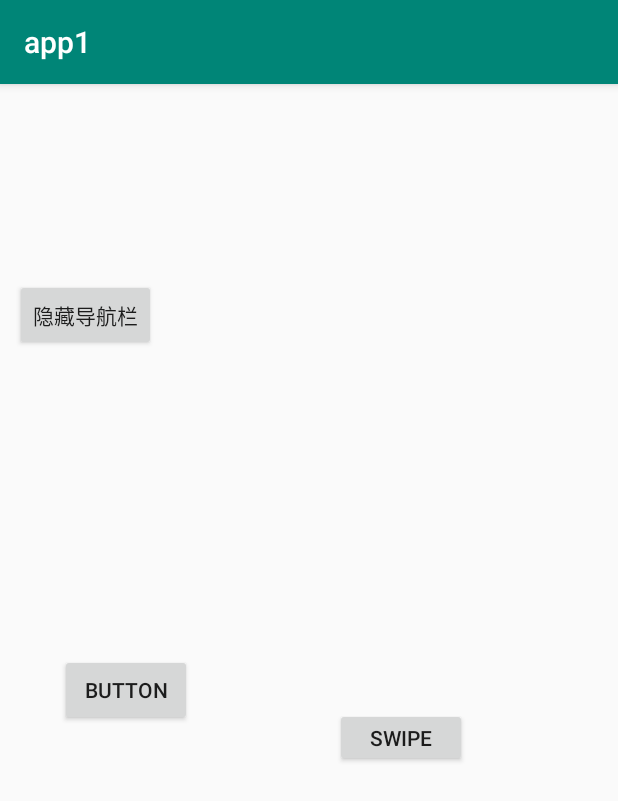
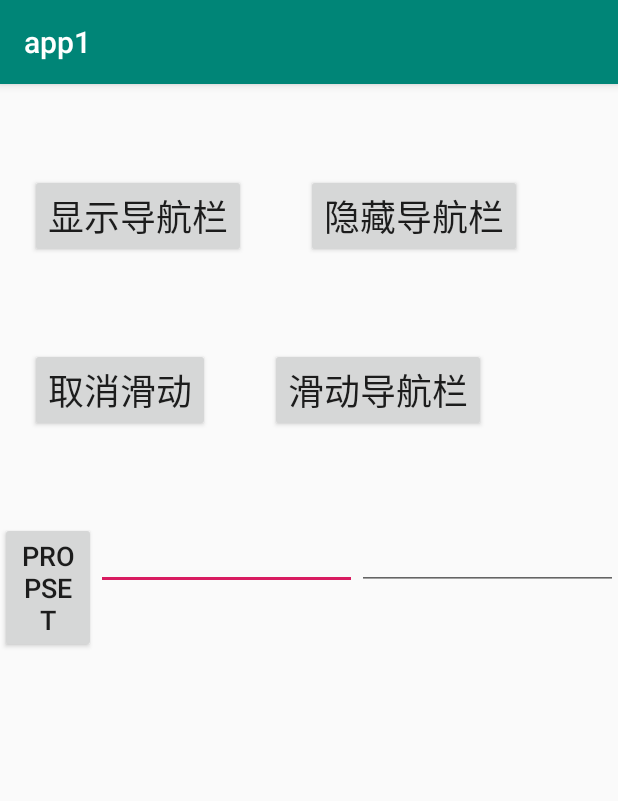
Before and after one commit to Ys-Nevermore/android_testall, an Android app: the screen it shows after launch (MainActivity), on a phone screen of 412 x 824 dp. Shown: the top 801 px of the screen. Run offline under Robolectric (Android 15) with nearby library versions, the phone set to English and light mode, and no system bars.

```diff
--- a/testapk/app/src/main/java/com/work/app1/MainActivity.java
+++ b/testapk/app/src/main/java/com/work/app1/MainActivity.java
@@ -8,65 +8,76 @@ import android.os.Bundle;
 import android.util.Log;
 import android.view.View;
 import android.widget.Button;
-import android.widget.Toast;
+import android.widget.EditText;
+import android.widget.TextView;
 
 public class MainActivity extends AppCompatActivity implements View.OnClickListener{
     private Button btn_start;
     private Button btn_close;
     private Button btn_pkg;
     private Button btn_swipe;
+    private Button btn_prop;
+    private EditText editTextProp;
+    private EditText editTextValue;
     private String packname = "com.work.test2";
+    private final String TAG = "mybroadcast";
 
 
     @Override
     protected void onCreate(Bundle savedInstanceState) {
         super.onCreate(savedInstanceState);
         setContentView(R.layout.activity_main);
+        initUI();
+    }
+    private void initUI( ) {
+        editTextProp = findViewById(R.id.editTextProp);
+        editTextValue = findViewById(R.id.editTextValue);
         btn_start = findViewById(R.id.btnStart);
         btn_close =  findViewById(R.id.btnCLose);
         btn_pkg =findViewById(R.id.btnPKG);
         btn_swipe = findViewById(R.id.btnPKG2);
+        btn_prop = findViewById(R.id.btnProp);
         btn_pkg.setOnClickListener(this);
         btn_start.setOnClickListener(this);
         btn_close.setOnClickListener(this);
         btn_swipe.setOnClickListener(this);
+        btn_prop.setOnClickListener(this);
     }
 
     @Override
     public void onClick(View view) {
         switch (view.getId()) {
             case R.id.btnStart:
-               // Intent intent=new Intent("360_camera_start");
                 Intent intent = new Intent("android.intent.action.SHOW_SYSTEM_BAR");
-                Log.i("mylog", "start 360");
+                Log.i(TAG, "android.intent.action.SHOW_SYSTEM_BAR");
                 sendBroadcast(intent);
                 break;
             case R.id.btnCLose:
                 Intent intent2=new Intent("android.intent.action.HIDE_SYSTEM_BAR");
-                Log.i("mylog", "start 360");
+                Log.i(TAG, "android.intent.action.HIDE_SYSTEM_BAR");
                 sendBroadcast(intent2);
                 break;
             case R.id.btnPKG:
-                Log.i("mylog", "start 3603");
+                Log.i(TAG, "send SWIPED_SYSTEM_BAR bar:2");
                 Intent intent3=new Intent("android.intent.action.SWIPED_SYSTEM_BAR");
                 intent3.putExtra("bar", 2);
                 sendBroadcast(intent3);
-                Log.i("mylog", "start 360");
-              //sendBroadcast(intent2);
-//                PackageManager packageManager = getPackageManager();
-//                if (checkPackInfo(packname)) {
-//                    Intent intent3 = packageManager.getLaunchIntentForPackage(packname);
-//                    startActivity(intent3);
-//                } else {
-//                    Toast.makeText(MainActivity.this, "没有安装" + packname, 1).show();
-//                }
                 break;
             case R.id.btnPKG2:
-                Log.i("mylog", "start 3603");
+                Log.i(TAG, "send SWIPED_SYSTEM_BAR bar:3");
                 Intent intent4=new Intent("android.intent.action.SWIPED_SYSTEM_BAR");
                 intent4.putExtra("bar", 3);
                 sendBroadcast(intent4);
-                Log.i("mylog", "start 360");
+                break;
+            case R.id.btnProp:
+                Log.i(TAG, "set prop:" + editTextProp.getText() + "  " + editTextValue.getText());
+                Intent intent5=new Intent("android.intent.action.PROPERTY");
+                intent5.putExtra("prop", editTextProp.getText());
+                intent5.putExtra("value", editTextValue.getText());
+                sendBroadcast(intent5);
+                break;
+            default:
+                break;
         }
     }
     /**
--- a/testapk/app/src/main/res/layout/activity_main.xml
+++ b/testapk/app/src/main/res/layout/activity_main.xml
@@ -6,57 +6,95 @@
     android:layout_height="match_parent"
     tools:context=".MainActivity">
 
+    <LinearLayout
+        android:id="@+id/line1"
+        android:layout_width="match_parent"
+        android:layout_height="wrap_content"
+        android:layout_marginTop="60dp"
+        android:orientation="horizontal"
+        app:layout_constraintTop_toTopOf="parent"
+        tools:layout_editor_absoluteX="0dp">
+
         <Button
             android:id="@+id/btnStart"
             android:layout_width="wrap_content"
             android:layout_height="wrap_content"
-        android:layout_marginStart="8dp"
-        android:layout_marginTop="56dp"
-        android:layout_marginEnd="8dp"
+            android:layout_marginStart="20dp"
             android:text="显示导航栏"
-        app:layout_constraintEnd_toStartOf="@+id/btnCLose"
-        app:layout_constraintHorizontal_bias="0.326"
-        app:layout_constraintStart_toStartOf="parent"
-        app:layout_constraintTop_toTopOf="parent" />
+            android:textSize="24sp" />
 
         <Button
             android:id="@+id/btnCLose"
             android:layout_width="wrap_content"
             android:layout_height="wrap_content"
-        android:layout_marginTop="8dp"
-        android:layout_marginEnd="308dp"
-        android:layout_marginBottom="8dp"
+            android:layout_marginLeft="40dp"
             android:text="隐藏导航栏"
-        app:layout_constraintBottom_toTopOf="@+id/btnPKG2"
-        app:layout_constraintEnd_toEndOf="parent"
-        app:layout_constraintTop_toTopOf="parent"
-        app:layout_constraintVertical_bias="0.347" />
+            android:textSize="24sp" />
+    </LinearLayout>
+
+    <LinearLayout
+        android:id="@+id/line2"
+        android:layout_width="match_parent"
+        android:layout_height="wrap_content"
+        android:layout_marginTop="60dp"
+        android:orientation="horizontal"
+        app:layout_constraintTop_toBottomOf="@id/line1"
+        tools:layout_editor_absoluteX="0dp">
+
+        <Button
+            android:id="@+id/btnPKG2"
+            android:layout_width="wrap_content"
+            android:layout_height="wrap_content"
+            android:layout_marginLeft="20dp"
+            android:text="取消滑动"
+            android:textSize="24sp"
+            app:layout_constraintHorizontal_bias="0.939" />
 
         <Button
             android:id="@+id/btnPKG"
             android:layout_width="wrap_content"
             android:layout_height="wrap_content"
-        android:layout_marginStart="40dp"
-        android:layout_marginTop="68dp"
-        android:layout_marginBottom="8dp"
-        android:text="Button"
+            android:layout_marginLeft="40dp"
+            android:text="滑动导航栏"
+            android:textSize="24sp"
             app:layout_constraintBottom_toBottomOf="parent"
-        app:layout_constraintStart_toStartOf="parent"
-        app:layout_constraintTop_toBottomOf="@+id/btnStart"
-        app:layout_constraintVertical_bias="0.385" />
+            app:layout_constraintStart_toStartOf="parent" />
+
+    </LinearLayout>
+
+    <LinearLayout
+        android:id="@+id/line3"
+        android:layout_width="match_parent"
+        android:layout_height="wrap_content"
+        android:layout_marginTop="60dp"
+        android:orientation="horizontal"
+        app:layout_constraintTop_toBottomOf="@id/line2">
 
         <Button
-        android:id="@+id/btnPKG2"
+            android:id="@+id/btnProp"
             android:layout_width="wrap_content"
-        android:layout_height="39dp"
-        android:layout_marginStart="8dp"
-        android:layout_marginTop="68dp"
-        android:layout_marginEnd="14dp"
-        android:layout_marginBottom="8dp"
-        android:text="swipe"
-        app:layout_constraintBottom_toBottomOf="parent"
-        app:layout_constraintEnd_toEndOf="parent"
-        app:layout_constraintStart_toEndOf="@+id/btnPKG"
-        app:layout_constraintTop_toBottomOf="@+id/btnStart"
-        app:layout_constraintVertical_bias="0.445" />
+            android:layout_height="wrap_content"
+            android:layout_weight="1"
+            android:text="propset"
+            android:textSize="18sp" />
+
+        <EditText
+            android:id="@+id/editTextProp"
+            android:layout_width="wrap_content"
+            android:layout_height="wrap_content"
+            android:layout_weight="1"
+            android:ems="10"
+            android:inputType="textPersonName"
+            android:textSize="18sp" />
+
+        <EditText
+            android:id="@+id/editTextValue"
+            android:layout_width="wrap_content"
+            android:layout_height="wrap_content"
+            android:layout_weight="1"
+            android:ems="10"
+            android:inputType="textPersonName"
+            android:textSize="18sp" />
+    </LinearLayout>
+
 </android.support.constraint.ConstraintLayout>
```
Lines whose indentation alone changed are shown as unchanged.
